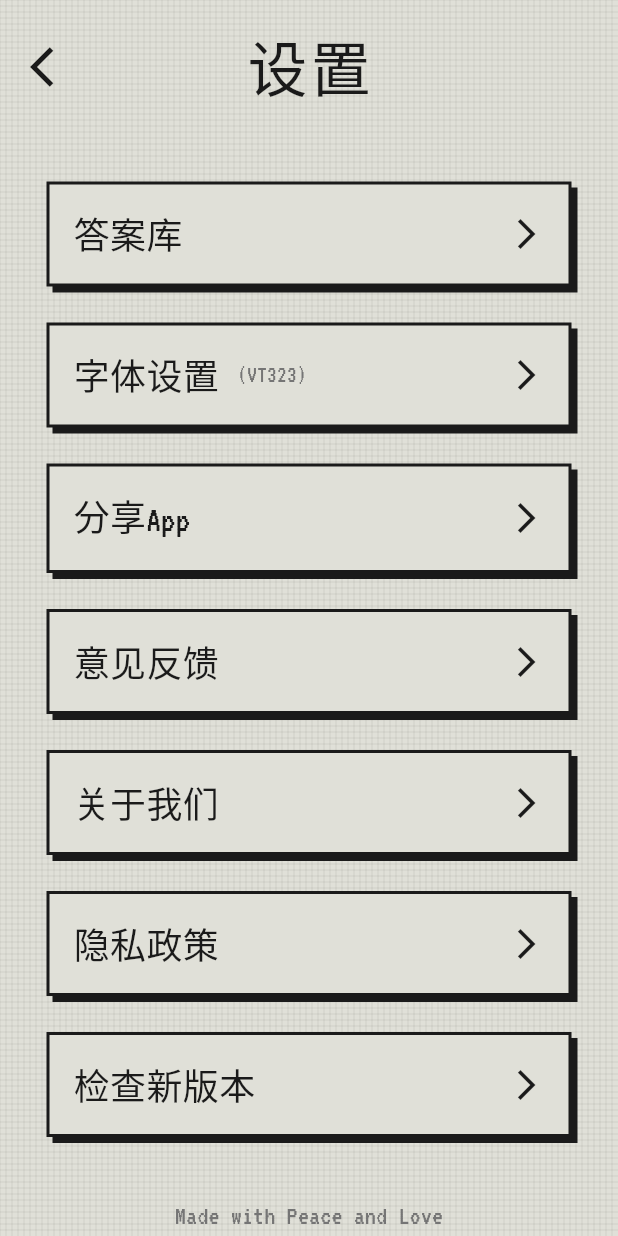
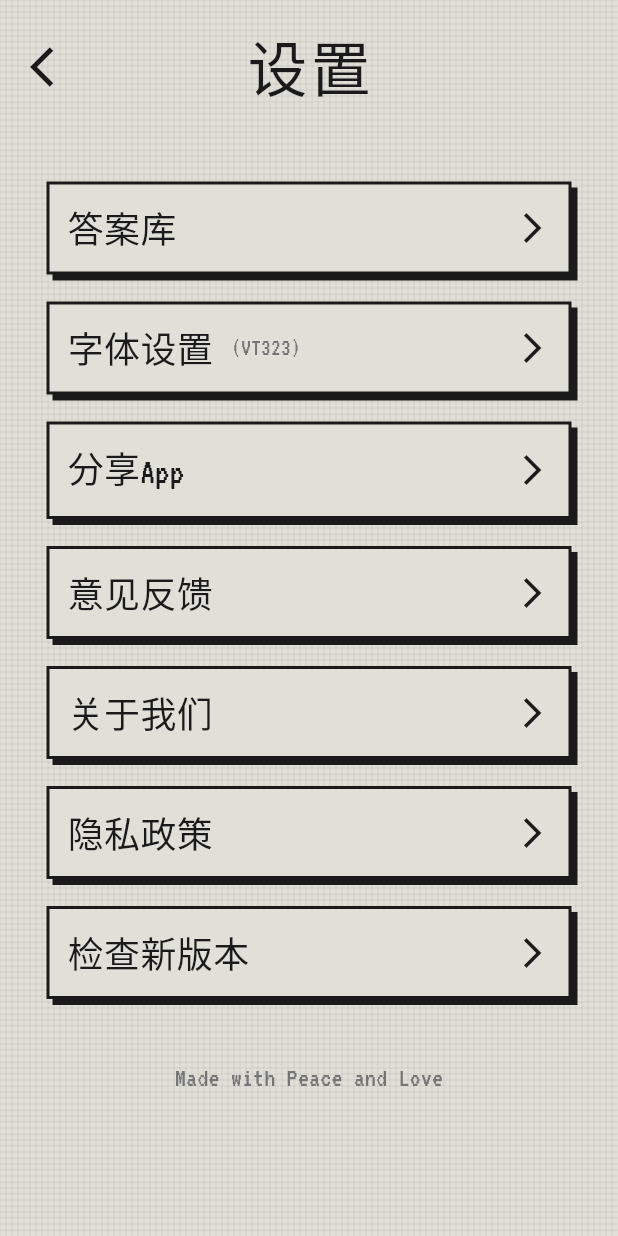
Before and after one commit to yetaimei/peace, a Flutter app: the SettingsPage screen opened directly, on a phone screen of 412 x 824 dp. Run offline on Flutter 3.47's test engine with Material 3 defaults, Android fonts, the phone set to English and light mode, and no system bars; our stand-ins replace google_fonts, image_gallery_saver, package_info_plus, screenshot, share_plus, shared_preferences; accounts and stored records are empty.

Commit message:
调整设置页面的间距和内边距，优化UI布局以提升用户体验。

```diff
--- a/lib/settings_page.dart
+++ b/lib/settings_page.dart
@@ -110,10 +110,10 @@ class _SettingsPageState extends State<SettingsPage> {
                                   );
                                 },
                               ),
-                              const SizedBox(height: 24),
+                              const SizedBox(height: 18),
 
                               _buildFontSettingItem(),
-                              const SizedBox(height: 24),
+                              const SizedBox(height: 18),
 
                               _buildSettingItem(
                                 '分享App',
@@ -121,7 +121,7 @@ class _SettingsPageState extends State<SettingsPage> {
                                   _shareApp(context);
                                 },
                               ),
-                              const SizedBox(height: 24),
+                              const SizedBox(height: 18),
 
                               _buildSettingItem(
                                 '意见反馈',
@@ -129,7 +129,7 @@ class _SettingsPageState extends State<SettingsPage> {
                                   _sendFeedback(context);
                                 },
                               ),
-                              const SizedBox(height: 24),
+                              const SizedBox(height: 18),
 
                               _buildSettingItem(
                                 '关于我们',
@@ -137,7 +137,7 @@ class _SettingsPageState extends State<SettingsPage> {
                                   PeaceAboutDialog.show(context);
                                 },
                               ),
-                              const SizedBox(height: 24),
+                              const SizedBox(height: 18),
 
                               _buildSettingItem(
                                 '隐私政策',
@@ -145,7 +145,7 @@ class _SettingsPageState extends State<SettingsPage> {
                                   _openPrivacyPolicy(context);
                                 },
                               ),
-                              const SizedBox(height: 24),
+                              const SizedBox(height: 18),
 
                               _buildCheckUpdateButton(context),
                             ],
@@ -214,7 +214,7 @@ class _SettingsPageState extends State<SettingsPage> {
       onTap: onTap,
       child: Container(
         width: double.infinity,
-        padding: const EdgeInsets.all(16.0),
+        padding: const EdgeInsets.all(12.0),
         decoration: _buildPixelBoxDecoration(),
         child: Row(
           mainAxisAlignment: MainAxisAlignment.spaceBetween,
@@ -242,7 +242,7 @@ class _SettingsPageState extends State<SettingsPage> {
       onTap: _openFontSelection,
       child: Container(
         width: double.infinity,
-        padding: const EdgeInsets.all(16.0),
+        padding: const EdgeInsets.all(12.0),
         decoration: _buildPixelBoxDecoration(),
         child: Row(
           mainAxisAlignment: MainAxisAlignment.spaceBetween,
@@ -289,7 +289,7 @@ class _SettingsPageState extends State<SettingsPage> {
       },
       child: Container(
         width: double.infinity,
-        padding: const EdgeInsets.all(16.0),
+        padding: const EdgeInsets.all(12.0),
         decoration: _buildPixelBoxDecoration(),
         child: Row(
           mainAxisAlignment: MainAxisAlignment.spaceBetween,
```
